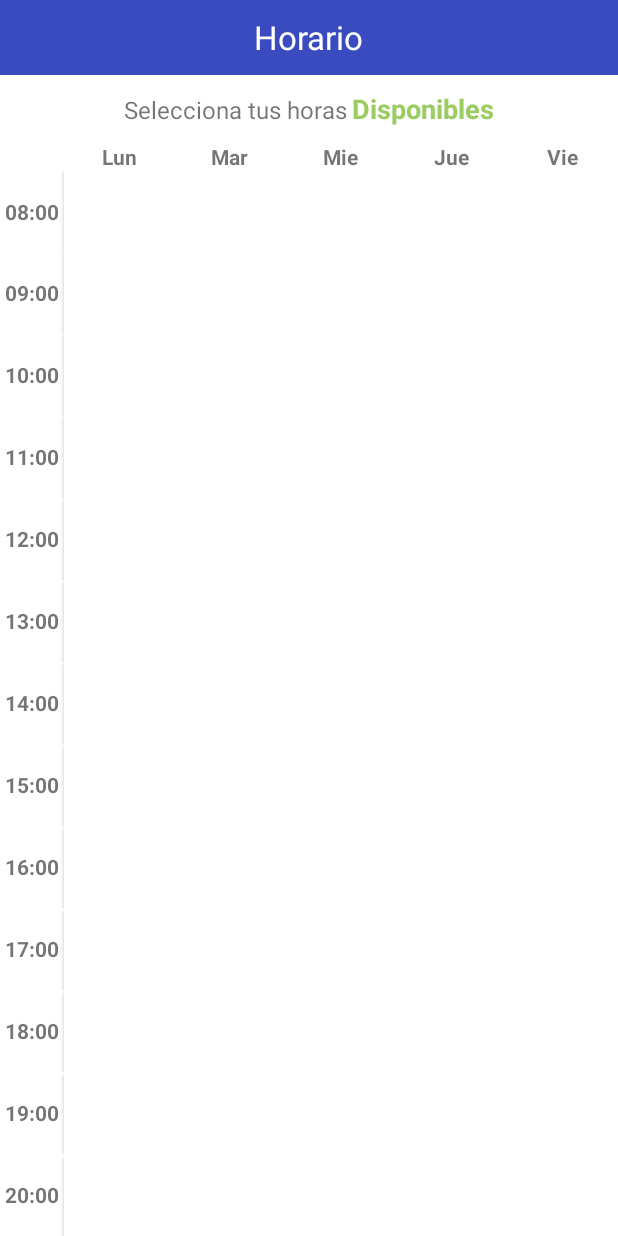
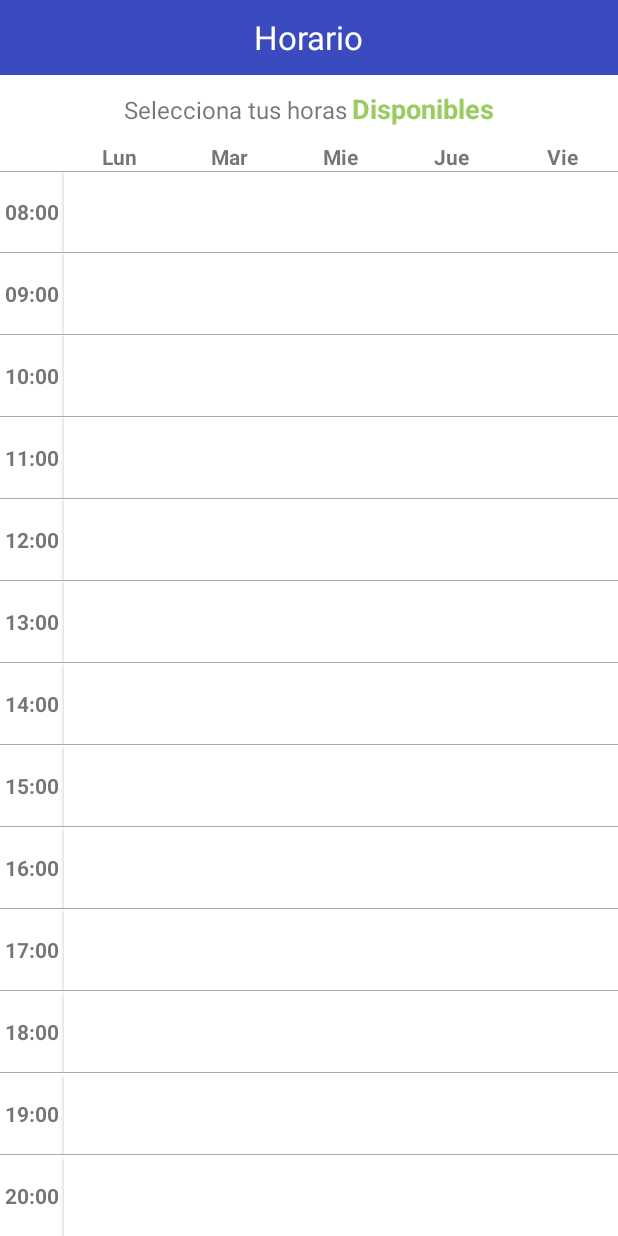
Before and after one commit to isaiash/AyudantiasUdec-Grupo5, an Android app: the Horario screen opened directly, with no data from a screen before it, on a phone screen of 412 x 824 dp. Run offline under Robolectric (Android 15) with nearby library versions, the phone set to English and light mode, and no system bars.

Commit message:
lines for horario

```diff
--- a/app/src/main/res/layout/horario.xml
+++ b/app/src/main/res/layout/horario.xml
@@ -1,6 +1,7 @@
 <?xml version="1.0" encoding="utf-8"?>
 <android.support.constraint.ConstraintLayout xmlns:android="http://schemas.android.com/apk/res/android"
     xmlns:app="http://schemas.android.com/apk/res-auto"
+    xmlns:tools="http://schemas.android.com/tools"
     android:layout_width="match_parent"
     android:layout_height="match_parent">
 
@@ -79,109 +80,125 @@
         </LinearLayout>
 
         <TableRow
-            android:background="#000000"
             android:layout_width="fill_parent"
-            android:layout_height="wrap_content">
+            android:layout_height="wrap_content"
+            android:background="#000000">
 
             <TextView
                 android:layout_width="match_parent"
                 android:layout_height="match_parent"
-                android:text="  "
                 android:layout_column="0"
                 android:background="#FFFFFF"
+                android:gravity="center"
+                android:text="  "
                 android:textStyle="bold"
-                android:gravity="center" />
+                />
 
             <TextView
                 android:layout_width="0dip"
                 android:layout_height="fill_parent"
                 android:layout_weight="1"
+                android:background="@android:color/white"
+                android:gravity="center"
                 android:text=" Lun "
-                android:textStyle="bold"
-                android:gravity="center"
-                android:background="@android:color/white"/>
+                android:textStyle="bold" />
 
             <TextView
                 android:layout_width="0dip"
                 android:layout_height="fill_parent"
                 android:layout_weight="1"
+                android:background="@android:color/white"
+                android:gravity="center"
                 android:text=" Mar "
-                android:textStyle="bold"
-                android:gravity="center"
-                android:background="@android:color/white"/>
-            <TextView
-                android:layout_width="0dip"
-                android:layout_height="fill_parent"
-                android:layout_weight="1"
-                android:text=" Mie "
-                android:textStyle="bold"
-                android:gravity="center"
-                android:background="@android:color/white"/>
+                android:textStyle="bold" />
 
             <TextView
                 android:layout_width="0dip"
                 android:layout_height="fill_parent"
                 android:layout_weight="1"
-                android:text=" Jue "
-                android:textStyle="bold"
+                android:background="@android:color/white"
                 android:gravity="center"
-                android:background="@android:color/white"/>
+                android:text=" Mie "
+                android:textStyle="bold" />
 
             <TextView
                 android:layout_width="0dip"
                 android:layout_height="fill_parent"
                 android:layout_weight="1"
+                android:background="@android:color/white"
+                android:gravity="center"
+                android:text=" Jue "
+                android:textStyle="bold" />
+
+            <TextView
+                android:layout_width="0dip"
+                android:layout_height="fill_parent"
+                android:layout_weight="1"
+                android:background="@android:color/white"
+                android:gravity="center"
                 android:text=" Vie "
-                android:textStyle="bold"
-                android:gravity="center"
-                android:background="@android:color/white"/>
+                android:textStyle="bold" />
         </TableRow>
 
+        <View
+            android:layout_width="fill_parent"
+            android:layout_height="1px"
+            android:background="@android:color/darker_gray" />
+
         <TableRow
-            android:background="#000000"
             android:layout_width="fill_parent"
             android:layout_height="0dp"
-            android:layout_weight="1">
+            android:layout_weight="1"
+            android:background="#000000"
+            android:showDividers="beginning|middle|end">
 
             <TextView
                 android:layout_width="match_parent"
                 android:layout_height="match_parent"
-                android:text=" 08:00 "
                 android:layout_column="0"
                 android:background="#FFFFFF"
-                android:textStyle="bold"
-                android:gravity="center" />
+                android:gravity="center"
+                android:text=" 08:00 "
+                android:textStyle="bold" />
+
             <Button
                 android:id="@+id/button0"
                 android:layout_width="0dip"
                 android:layout_height="fill_parent"
                 android:layout_weight="1"
-                android:background="@android:color/white"/>
+                android:background="@android:color/white" />
             <Button
                 android:id="@+id/button13"
                 android:layout_width="0dip"
                 android:layout_height="fill_parent"
                 android:layout_weight="1"
-                android:background="@android:color/white"/>
+                android:background="@android:color/white" />
+
             <Button
                 android:id="@+id/button26"
                 android:layout_width="0dip"
                 android:layout_height="fill_parent"
                 android:layout_weight="1"
-                android:background="@android:color/white"/>
+                android:background="@android:color/white" />
+
             <Button
                 android:id="@+id/button39"
                 android:layout_width="0dip"
                 android:layout_height="fill_parent"
                 android:layout_weight="1"
-                android:background="@android:color/white"/>
+                android:background="@android:color/white" />
+
             <Button
                 android:id="@+id/button52"
                 android:layout_width="0dip"
                 android:layout_height="fill_parent"
                 android:layout_weight="1"
-                android:background="@android:color/white"/>
+                android:background="@android:color/white" />
         </TableRow>
+        <View
+            android:layout_width="fill_parent"
+            android:layout_height="1px"
+            android:background="@android:color/darker_gray" />
         <TableRow
             android:background="#000000"
             android:layout_width="fill_parent"
@@ -232,6 +249,10 @@
                 android:layout_weight="1"
                 android:background="@android:color/white"/>
         </TableRow>
+        <View
+            android:layout_width="fill_parent"
+            android:layout_height="1px"
+            android:background="@android:color/darker_gray" />
         <TableRow
             android:background="#000000"
             android:layout_width="fill_parent"
@@ -282,6 +303,10 @@
                 android:layout_weight="1"
                 android:background="@android:color/white"/>
         </TableRow>
+        <View
+            android:layout_width="fill_parent"
+            android:layout_height="1px"
+            android:background="@android:color/darker_gray" />
         <TableRow
             android:background="#000000"
             android:layout_width="fill_parent"
@@ -332,6 +357,10 @@
                 android:layout_weight="1"
                 android:background="@android:color/white"/>
         </TableRow>
+        <View
+            android:layout_width="fill_parent"
+            android:layout_height="1px"
+            android:background="@android:color/darker_gray" />
         <TableRow
             android:background="#000000"
             android:layout_width="fill_parent"
@@ -382,6 +411,10 @@
                 android:layout_weight="1"
                 android:background="@android:color/white"/>
         </TableRow>
+        <View
+            android:layout_width="fill_parent"
+            android:layout_height="1px"
+            android:background="@android:color/darker_gray" />
         <TableRow
             android:background="#000000"
             android:layout_width="fill_parent"
@@ -432,6 +465,10 @@
                 android:layout_weight="1"
                 android:background="@android:color/white"/>
         </TableRow>
+        <View
+            android:layout_width="fill_parent"
+            android:layout_height="1px"
+            android:background="@android:color/darker_gray" />
         <TableRow
             android:background="#000000"
             android:layout_width="fill_parent"
@@ -482,6 +519,10 @@
                 android:layout_weight="1"
                 android:background="@android:color/white"/>
         </TableRow>
+        <View
+            android:layout_width="fill_parent"
+            android:layout_height="1px"
+            android:background="@android:color/darker_gray" />
         <TableRow
             android:background="#000000"
             android:layout_width="fill_parent"
@@ -532,6 +573,10 @@
                 android:layout_weight="1"
                 android:background="@android:color/white"/>
         </TableRow>
+        <View
+            android:layout_width="fill_parent"
+            android:layout_height="1px"
+            android:background="@android:color/darker_gray" />
         <TableRow
             android:background="#000000"
             android:layout_width="fill_parent"
@@ -582,6 +627,10 @@
                 android:layout_weight="1"
                 android:background="@android:color/white"/>
         </TableRow>
+        <View
+            android:layout_width="fill_parent"
+            android:layout_height="1px"
+            android:background="@android:color/darker_gray" />
         <TableRow
             android:background="#000000"
             android:layout_width="fill_parent"
@@ -632,6 +681,10 @@
                 android:layout_weight="1"
                 android:background="@android:color/white"/>
         </TableRow>
+        <View
+            android:layout_width="fill_parent"
+            android:layout_height="1px"
+            android:background="@android:color/darker_gray" />
         <TableRow
             android:background="#000000"
             android:layout_width="fill_parent"
@@ -682,6 +735,10 @@
                 android:layout_weight="1"
                 android:background="@android:color/white"/>
         </TableRow>
+        <View
+            android:layout_width="fill_parent"
+            android:layout_height="1px"
+            android:background="@android:color/darker_gray" />
         <TableRow
             android:background="#000000"
             android:layout_width="fill_parent"
@@ -732,6 +789,10 @@
                 android:layout_weight="1"
                 android:background="@android:color/white"/>
         </TableRow>
+        <View
+            android:layout_width="fill_parent"
+            android:layout_height="1px"
+            android:background="@android:color/darker_gray" />
         <TableRow
             android:background="#000000"
             android:layout_width="fill_parent"
```
